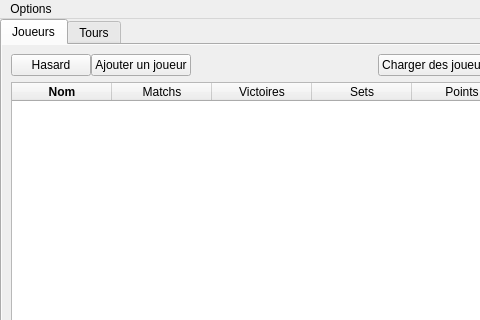
Old version of the form mainwindow/mainwindow.ui in the repository dsarrut/btm; both pictures show x 0 to 480 and y 0 to 320 of the 1069 by 584 pixel window.
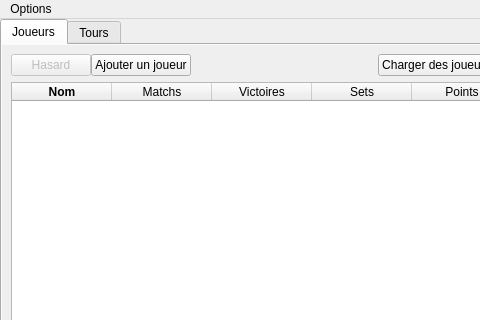
New version of the form. Icons and pictures are not drawn. Custom widgets are drawn as their Qt base class.

Commit message: correct bug cancel round

Diff of the .ui file:
```diff
--- a/mainwindow/mainwindow.ui
+++ b/mainwindow/mainwindow.ui
@@ -74,6 +74,9 @@
           </property>
           <item>
            <widget class="QPushButton" name="pushButton_rnd_players">
+            <property name="enabled">
+             <bool>false</bool>
+            </property>
             <property name="text">
              <string>Hasard</string>
             </property>
```
Left out of the diff: 9 changed lines with no effect on the pictures. The commit also changes 2 other files.
